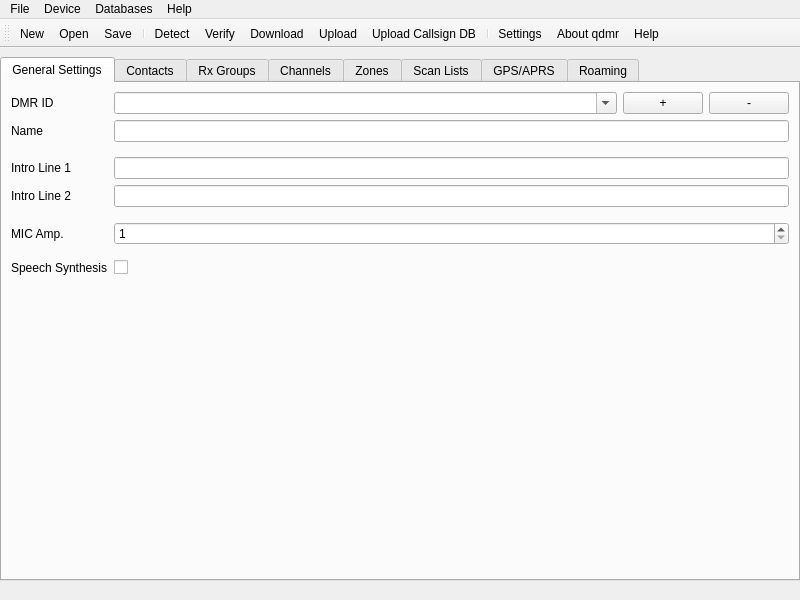
hmatuschek/qdmr, file shared/mainwindow.ui: the form before one commit.
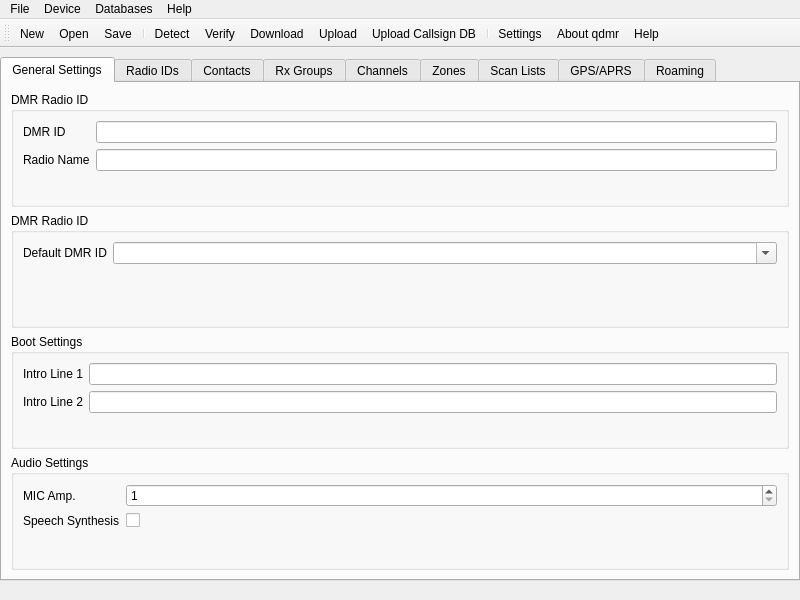
The form after the commit. Icons and pictures are not drawn.

Commit message: Fixed handling of default DMR radio id.

Diff of the .ui file:
```diff
--- a/shared/mainwindow.ui
+++ b/shared/mainwindow.ui
@@ -50,7 +50,7 @@
      <number>0</number>
     </property>
     <item>
-     <widget class="QTabWidget" name="tabWidget">
+     <widget class="QTabWidget" name="tabs">
       <property name="accessibleName">
        <string>Tablist</string>
       </property>
@@ -72,7 +72,11 @@
        </attribute>
        <layout class="QVBoxLayout" name="verticalLayout_12">
         <item>
-         <layout class="QFormLayout" name="formLayout">
+         <widget class="QGroupBox" name="dmrIDBox">
+          <property name="title">
+           <string>DMR Radio ID</string>
+          </property>
+          <layout class="QFormLayout" name="formLayout_2">
           <item row="0" column="0">
            <widget class="QLabel" name="dMRIDLabel">
             <property name="text">
@@ -83,7 +87,7 @@
           <item row="1" column="0">
            <widget class="QLabel" name="nameLabel">
             <property name="text">
-             <string>Name</string>
+              <string>Radio Name</string>
             </property>
            </widget>
           </item>
@@ -97,21 +101,64 @@
             </property>
            </widget>
           </item>
-          <item row="2" column="0">
-           <widget class="Line" name="line">
-            <property name="orientation">
-             <enum>Qt::Horizontal</enum>
-            </property>
-           </widget>
-          </item>
-          <item row="3" column="0">
+           <item row="0" column="1">
+            <widget class="QLineEdit" name="dmrID"/>
+           </item>
+          </layout>
+         </widget>
+        </item>
+        <item>
+         <widget class="QGroupBox" name="defaultIDBox">
+          <property name="title">
+           <string>DMR Radio ID</string>
+          </property>
+          <layout class="QFormLayout" name="formLayout_3">
+           <item row="0" column="0">
+            <widget class="QLabel" name="defaultIDLabel">
+             <property name="text">
+              <string>Default DMR ID</string>
+             </property>
+            </widget>
+           </item>
+           <item row="0" column="1">
+            <widget class="QComboBox" name="defaultID">
+             <property name="sizePolicy">
+              <sizepolicy hsizetype="Expanding" vsizetype="Fixed">
+               <horstretch>0</horstretch>
+               <verstretch>0</verstretch>
+              </sizepolicy>
+             </property>
+             <property name="toolTip">
+              <string>&lt;html&gt;&lt;head/&gt;&lt;body&gt;&lt;p&gt;The default DMR ID. &lt;/p&gt;&lt;p&gt;Usually, you will ever only need &lt;span style=&quot; font-weight:600;&quot;&gt;one&lt;/span&gt; DMR IDs for all your radios. In some rare cases, multiple DMR IDs are needed and can be added using the '+' button to the right.&lt;/p&gt;&lt;/body&gt;&lt;/html&gt;</string>
+             </property>
+             <property name="editable">
+              <bool>true</bool>
+             </property>
+             <property name="insertPolicy">
+              <enum>QComboBox::NoInsert</enum>
+             </property>
+             <property name="duplicatesEnabled">
+              <bool>true</bool>
+             </property>
+            </widget>
+           </item>
+          </layout>
+         </widget>
+        </item>
+        <item>
+         <widget class="QGroupBox" name="bootSettingsBox">
+          <property name="title">
+           <string>Boot Settings</string>
+          </property>
+          <layout class="QFormLayout" name="formLayout_4">
+           <item row="0" column="0">
            <widget class="QLabel" name="introLine1Label">
             <property name="text">
              <string>Intro Line 1</string>
             </property>
            </widget>
           </item>
-          <item row="3" column="1">
+           <item row="0" column="1">
            <widget class="QLineEdit" name="introLine1">
             <property name="toolTip">
              <string>First greeting line (if supported by the radio).</string>
@@ -121,14 +168,14 @@
             </property>
            </widget>
           </item>
-          <item row="4" column="0">
+           <item row="1" column="0">
            <widget class="QLabel" name="introLine2Label">
             <property name="text">
              <string>Intro Line 2</string>
             </property>
            </widget>
           </item>
-          <item row="4" column="1">
+           <item row="1" column="1">
            <widget class="QLineEdit" name="introLine2">
             <property name="toolTip">
              <string>Second greeting line (if supported by the radio).</string>
@@ -141,21 +188,23 @@
             </property>
            </widget>
           </item>
-          <item row="5" column="0">
-           <widget class="Line" name="line_2">
-            <property name="orientation">
-             <enum>Qt::Horizontal</enum>
-            </property>
-           </widget>
-          </item>
-          <item row="6" column="0">
+          </layout>
+         </widget>
+        </item>
+        <item>
+         <widget class="QGroupBox" name="audioSettingsBox">
+          <property name="title">
+           <string>Audio Settings</string>
+          </property>
+          <layout class="QFormLayout" name="formLayout_5">
+           <item row="0" column="0">
            <widget class="QLabel" name="micLabel">
             <property name="text">
              <string>MIC Amp.</string>
             </property>
            </widget>
           </item>
-          <item row="6" column="1">
+           <item row="0" column="1">
            <widget class="QSpinBox" name="mic">
             <property name="minimum">
              <number>1</number>
@@ -165,72 +214,78 @@
             </property>
            </widget>
           </item>
-          <item row="7" column="0">
-           <widget class="Line" name="line_4">
-            <property name="orientation">
-             <enum>Qt::Horizontal</enum>
-            </property>
-           </widget>
-          </item>
-          <item row="8" column="0">
+           <item row="1" column="0">
            <widget class="QLabel" name="speechLabel">
             <property name="text">
              <string>Speech Synthesis</string>
             </property>
            </widget>
           </item>
-          <item row="8" column="1">
+           <item row="1" column="1">
            <widget class="QCheckBox" name="speech">
             <property name="text">
              <string/>
             </property>
            </widget>
           </item>
-          <item row="0" column="1">
-           <layout class="QHBoxLayout" name="horizontalLayout_15">
+          </layout>
+         </widget>
+        </item>
+       </layout>
+      </widget>
+      <widget class="QWidget" name="tabRadioID">
+       <attribute name="title">
+        <string>Radio IDs</string>
+       </attribute>
+       <layout class="QVBoxLayout" name="verticalLayout_22">
             <item>
-             <widget class="QComboBox" name="dmrID">
-              <property name="sizePolicy">
-               <sizepolicy hsizetype="Expanding" vsizetype="Fixed">
-                <horstretch>0</horstretch>
-                <verstretch>0</verstretch>
-               </sizepolicy>
+         <layout class="QHBoxLayout" name="horizontalLayout_16">
+          <item>
+           <widget class="QTableView" name="idsView"/>
+          </item>
+          <item>
+           <layout class="QVBoxLayout" name="verticalLayout_23">
+            <item>
+             <widget class="QPushButton" name="idUp">
+              <property name="text">
+               <string/>
               </property>
-              <property name="toolTip">
-               <string>&lt;html&gt;&lt;head/&gt;&lt;body&gt;&lt;p&gt;The default DMR ID. &lt;/p&gt;&lt;p&gt;Usually, you will ever only need &lt;span style=&quot; font-weight:600;&quot;&gt;one&lt;/span&gt; DMR IDs for all your radios. In some rare cases, multiple DMR IDs are needed and can be added using the '+' button to the right.&lt;/p&gt;&lt;/body&gt;&lt;/html&gt;</string>
+              <property name="icon">
+               <iconset resource="resources.qrc">
+                <normaloff>:/icons/up.png</normaloff>:/icons/up.png</iconset>
               </property>
-              <property name="editable">
-               <bool>true</bool>
+             </widget>
+            </item>
+            <item>
+             <widget class="QPushButton" name="idDown">
+              <property name="text">
+               <string/>
               </property>
-              <property name="insertPolicy">
-               <enum>QComboBox::NoInsert</enum>
+              <property name="icon">
+               <iconset resource="resources.qrc">
+                <normaloff>:/icons/down.png</normaloff>:/icons/down.png</iconset>
               </property>
-              <property name="duplicatesEnabled">
-               <bool>true</bool>
-              </property>
              </widget>
             </item>
+           </layout>
+          </item>
+         </layout>
+        </item>
             <item>
-             <widget class="QPushButton" name="addID">
-              <property name="toolTip">
-               <string>Adds a DMR ID</string>
-              </property>
+         <layout class="QHBoxLayout" name="horizontalLayout_17">
+          <item>
+           <widget class="QPushButton" name="addRadioID">
               <property name="text">
-               <string>+</string>
+             <string>Add Radio ID</string>
               </property>
              </widget>
             </item>
             <item>
-             <widget class="QPushButton" name="remID">
-              <property name="toolTip">
-               <string>&lt;html&gt;&lt;head/&gt;&lt;body&gt;&lt;p&gt;Deletes the selected DMR ID.&lt;/p&gt;&lt;p&gt;All channes using the deleted ID will switch back to the default DMR ID selected.&lt;/p&gt;&lt;/body&gt;&lt;/html&gt;</string>
-              </property>
+           <widget class="QPushButton" name="remRadioID">
               <property name="text">
-               <string>-</string>
-              </property>
-             </widget>
-            </item>
-           </layout>
+             <string>Delete Radio ID</string>
+            </property>
+           </widget>
           </item>
          </layout>
         </item>
```
Left out of the diff: 5 changed lines with no effect on the pictures. Lines whose indentation alone changed are shown as unchanged. The commit also changes 12 other files.
